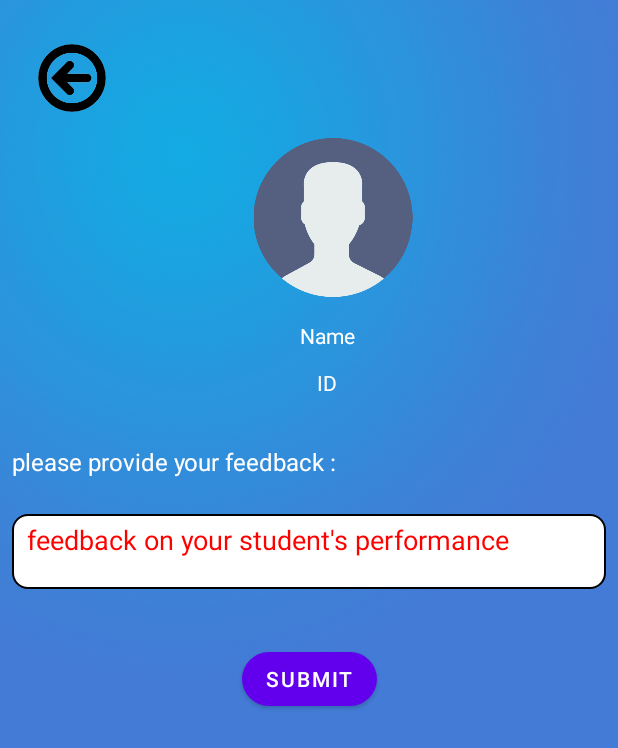
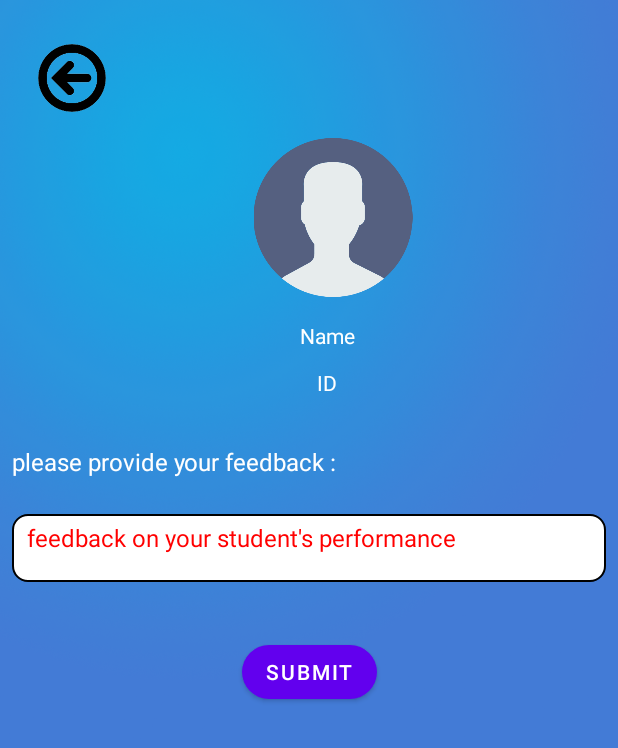
Before and after one commit to Minteckk/22_MADAssignment, an Android app: the layout activity_provide_feedback.xml on its own in the app's theme, with its tools: preview values and no code run, on a phone screen of 412 x 824 dp. Shown: the top 748 px of the screen. Run offline under Robolectric (Android 15) with nearby library versions, the phone set to English and light mode, and no system bars.

Commit message:
ScrollView

```diff
--- a/app/src/main/res/layout/activity_absence_view_holder.xml
+++ b/app/src/main/res/layout/activity_absence_view_holder.xml
@@ -33,7 +33,7 @@
                     android:layout_marginStart="8dp"
                     android:layout_marginLeft="8dp"
                     android:layout_marginTop="144dp"
-                    android:text="Clinic Number"
+                    android:text="Clinic Name"
                     app:layout_constraintStart_toStartOf="parent"
                     app:layout_constraintTop_toBottomOf="@+id/textView74" />
 
@@ -122,7 +122,7 @@
                     android:layout_marginStart="8dp"
                     android:layout_marginLeft="8dp"
                     android:layout_marginTop="112dp"
-                    android:text="Clinic Name"
+                    android:text="Clinic Number"
                     app:layout_constraintStart_toStartOf="parent"
                     app:layout_constraintTop_toBottomOf="@+id/textView74" />
 
--- a/app/src/main/res/layout/activity_provide_feedback.xml
+++ b/app/src/main/res/layout/activity_provide_feedback.xml
@@ -58,7 +58,7 @@
             <EditText
                 android:id="@+id/feedbackInput"
                 android:layout_width="0dp"
-                android:layout_height="50dp"
+                android:layout_height="45dp"
                 android:layout_marginStart="8dp"
                 android:layout_marginTop="24dp"
                 android:layout_marginEnd="8dp"
@@ -69,7 +69,7 @@
                 android:inputType="textMultiLine"
                 android:textColor="@color/black"
                 android:textColorHint="#FF0000"
-                android:textSize="18sp"
+                android:textSize="16sp"
                 app:layout_constraintEnd_toEndOf="parent"
                 app:layout_constraintStart_toStartOf="parent"
                 app:layout_constraintTop_toBottomOf="@+id/textView15" />
```
Also changed, not shown: app/src/main/res/layout/activity_feedback_confirmation.xml (+11 -1 lines), app/src/main/res/layout/activity_student_view_feedback.xml (+10 -0 lines), app/src/main/res/layout/activity_upload_student_confirmation.xml (+9 -0 lines).
